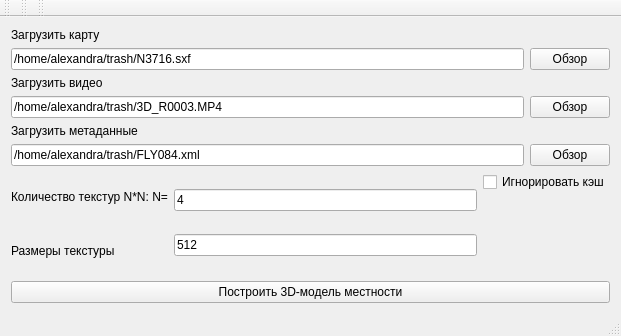
The window that mainwindow.ui (savsun/combine_ng) describes before a commit, drawn with Qt 5.
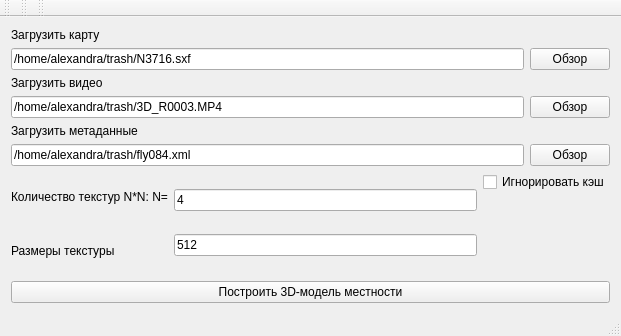
The same window after the commit.

Diff of the .ui file:
```diff
--- a/mainwindow.ui
+++ b/mainwindow.ui
@@ -104,7 +104,7 @@
              <enum>Qt::NoFocus</enum>
             </property>
             <property name="text">
-             <string>/home/alexandra/trash/FLY084.xml</string>
+             <string>/home/alexandra/trash/fly084.xml</string>
             </property>
             <property name="readOnly">
              <bool>true</bool>
```
